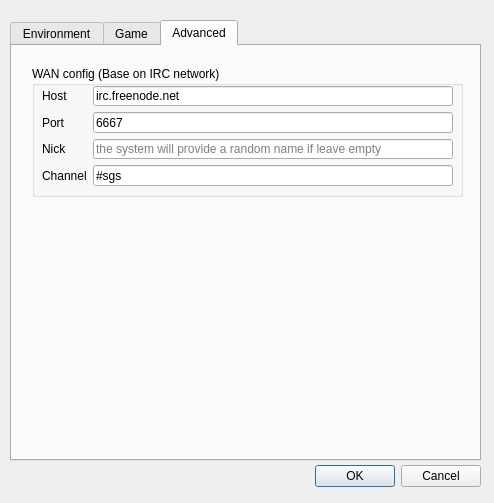
Qt form src/configdialog.ui (Mogara/QSanguosha) before a commit.
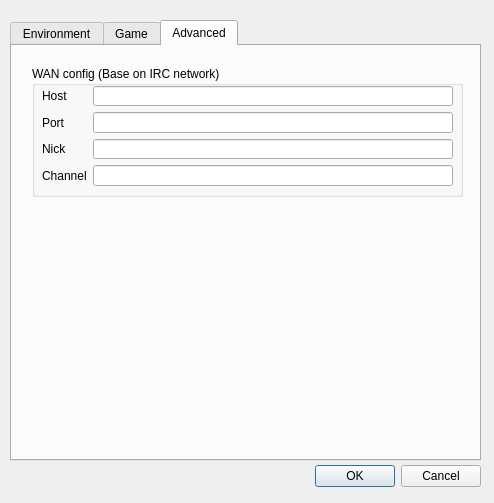
The same form after that commit. The open tabs and pages were chosen to show the change.

```diff
--- a/src/configdialog.ui
+++ b/src/configdialog.ui
@@ -450,7 +450,7 @@
        <item row="0" column="1">
         <widget class="QLineEdit" name="ircHostLineEdit">
          <property name="text">
-          <string>irc.freenode.net</string>
+          <string/>
          </property>
          <property name="alignment">
           <set>Qt::AlignLeading|Qt::AlignLeft|Qt::AlignVCenter</set>
@@ -467,7 +467,7 @@
        <item row="1" column="1">
         <widget class="QLineEdit" name="ircPortLineEdit">
          <property name="text">
-          <string>6667</string>
+          <string/>
          </property>
          <property name="alignment">
           <set>Qt::AlignLeading|Qt::AlignLeft|Qt::AlignVCenter</set>
@@ -480,14 +480,14 @@
           <set>Qt::AlignLeading|Qt::AlignLeft|Qt::AlignVCenter</set>
          </property>
          <property name="placeholderText">
-          <string>the system will provide a random name if leave empty</string>
+          <string/>
          </property>
         </widget>
        </item>
        <item row="3" column="1">
         <widget class="QLineEdit" name="channelLineEdit">
          <property name="text">
-          <string>#sgs</string>
+          <string/>
          </property>
          <property name="alignment">
           <set>Qt::AlignLeading|Qt::AlignLeft|Qt::AlignVCenter</set>
```
Left out of the diff: 25 changed lines with no effect on the pictures.
